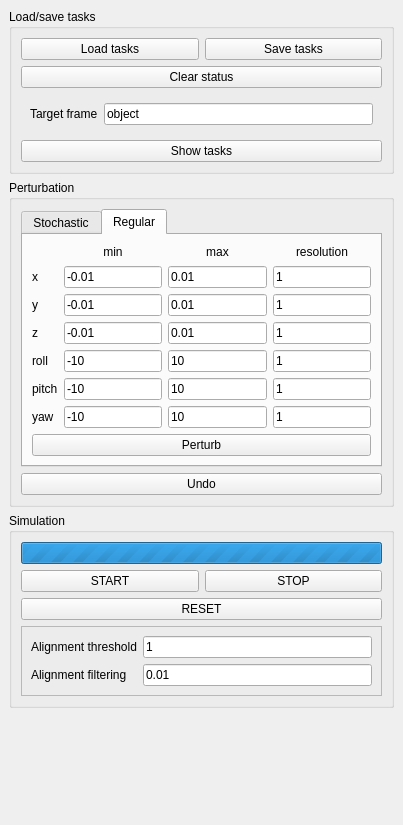
Before: the Qt Designer form src/plugins/alignment_experiment/alignment_experiment.ui in dagothar/gripperz, drawn with Qt 5.
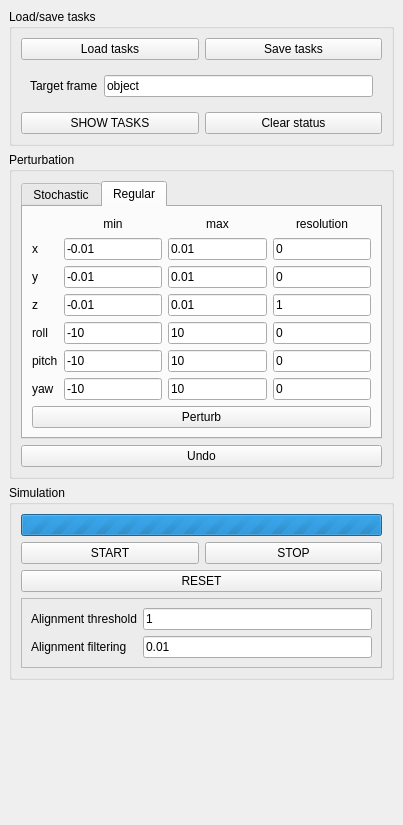
After: the same form once the commit is applied. The open tabs and pages were chosen to show the change.

What changed in the file:
```diff
--- a/src/plugins/alignment_experiment/alignment_experiment.ui
+++ b/src/plugins/alignment_experiment/alignment_experiment.ui
@@ -250,7 +250,7 @@
            <item row="1" column="4">
             <widget class="QLineEdit" name="xResEdit">
              <property name="text">
-              <string>1</string>
+              <string>0</string>
              </property>
             </widget>
            </item>
@@ -278,7 +278,7 @@
            <item row="2" column="4">
             <widget class="QLineEdit" name="yResEdit">
              <property name="text">
-              <string>1</string>
+              <string>0</string>
              </property>
             </widget>
            </item>
@@ -334,7 +334,7 @@
            <item row="4" column="4">
             <widget class="QLineEdit" name="rollResEdit">
              <property name="text">
-              <string>1</string>
+              <string>0</string>
              </property>
             </widget>
            </item>
@@ -353,7 +353,7 @@
             </widget>
            </item>
            <item row="7" column="1" colspan="4">
-            <widget class="QPushButton" name="regularPerturb">
+            <widget class="QPushButton" name="regularPerturbButton">
              <property name="text">
               <string>Perturb</string>
              </property>
@@ -390,14 +390,14 @@
            <item row="5" column="4">
             <widget class="QLineEdit" name="pitchResEdit">
              <property name="text">
-              <string>1</string>
+              <string>0</string>
              </property>
             </widget>
            </item>
            <item row="6" column="4">
             <widget class="QLineEdit" name="yawResEdit">
              <property name="text">
-              <string>1</string>
+              <string>0</string>
              </property>
             </widget>
            </item>
@@ -421,17 +421,17 @@
        <string>Load/save tasks</string>
       </property>
       <layout class="QGridLayout" name="gridLayout_2">
-       <item row="2" column="0" colspan="2">
+       <item row="2" column="1" colspan="2">
         <widget class="QWidget" name="widget" native="true">
          <layout class="QGridLayout" name="gridLayout_4">
-          <item row="0" column="0">
+          <item row="1" column="0">
            <widget class="QLabel" name="label">
             <property name="text">
              <string>Target frame</string>
             </property>
            </widget>
           </item>
-          <item row="0" column="1">
+          <item row="1" column="1">
            <widget class="QLineEdit" name="targetEdit">
             <property name="text">
              <string>object</string>
@@ -441,34 +441,34 @@
          </layout>
         </widget>
        </item>
-       <item row="3" column="0" colspan="2">
-        <widget class="QPushButton" name="showButton">
-         <property name="text">
-          <string>Show tasks</string>
-         </property>
-        </widget>
-       </item>
-       <item row="0" column="1">
+       <item row="0" column="2">
         <widget class="QPushButton" name="saveButton">
          <property name="text">
           <string>Save tasks</string>
          </property>
         </widget>
        </item>
-       <item row="0" column="0">
+       <item row="0" column="1">
         <widget class="QPushButton" name="loadButton">
          <property name="text">
           <string>Load tasks</string>
          </property>
         </widget>
        </item>
-       <item row="1" column="0" colspan="2">
+       <item row="4" column="2">
         <widget class="QPushButton" name="clearButton">
          <property name="text">
           <string>Clear status</string>
          </property>
         </widget>
        </item>
+       <item row="4" column="1">
+        <widget class="QPushButton" name="showButton">
+         <property name="text">
+          <string>SHOW TASKS</string>
+         </property>
+        </widget>
+       </item>
       </layout>
      </widget>
     </item>
```
